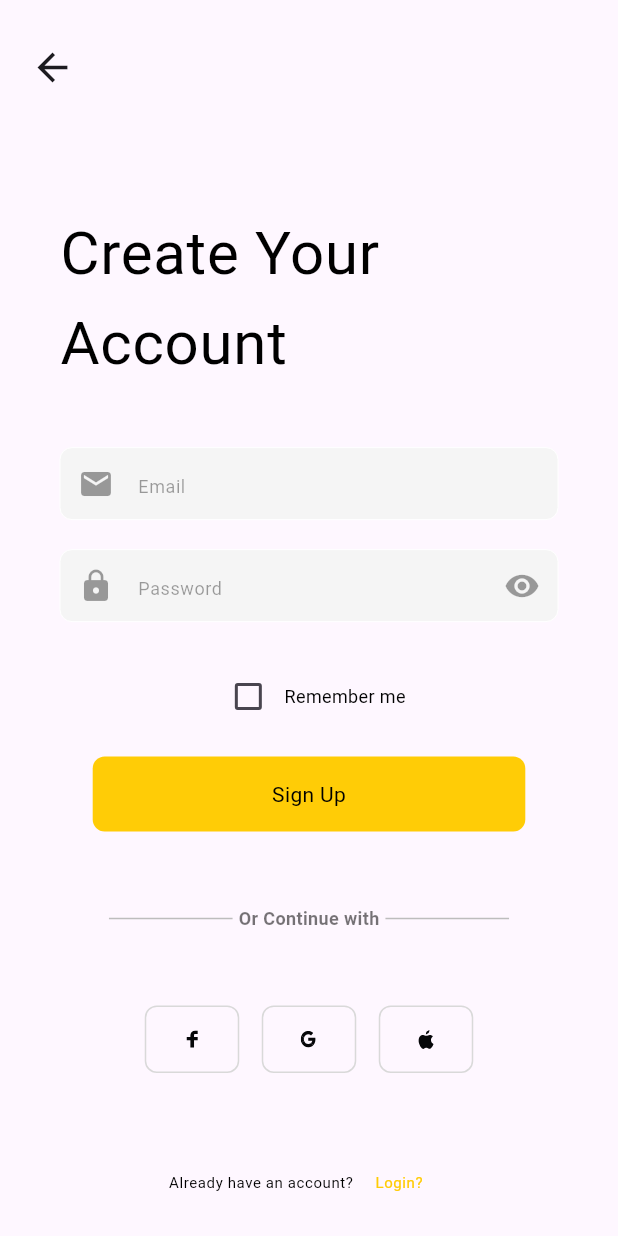
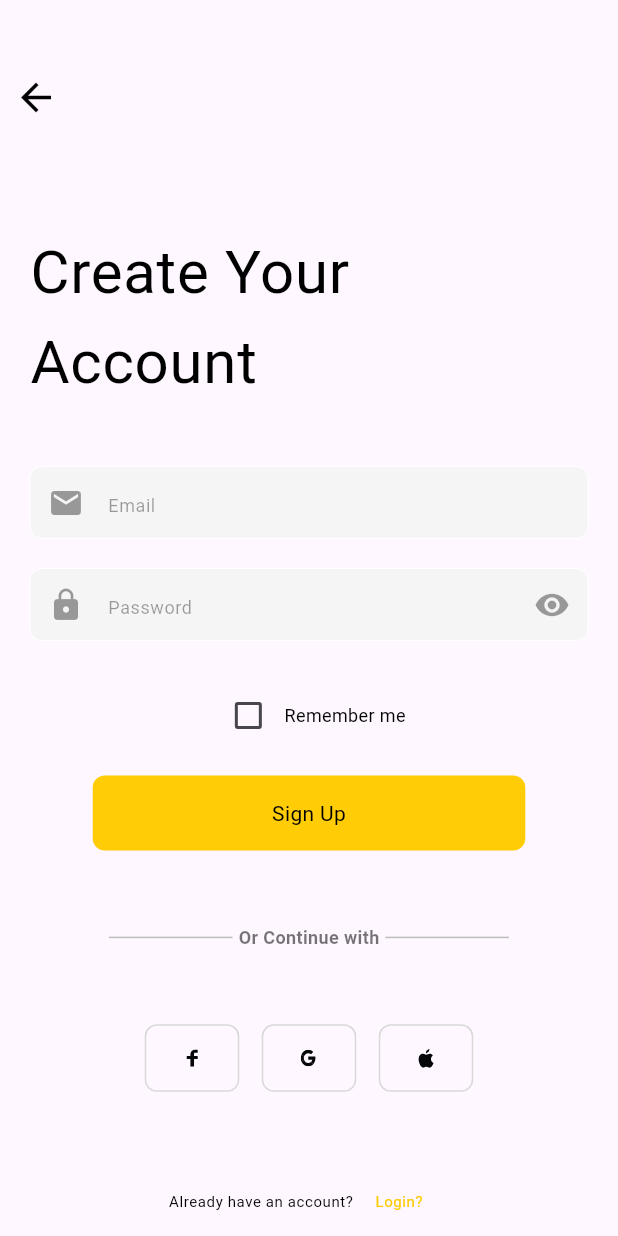
Before and after one commit to makdad-raee/needit_app, a Flutter app: the SignUpView screen opened directly, on a phone screen of 412 x 824 dp. Run offline on Flutter 3.47's test engine with Material 3 defaults, Android fonts, the phone set to English and light mode, and no system bars; our stand-ins replace bloc, cached_network_image, dartz, dio, equatable, firebase_auth and 10 more; missing offline and left inert: flutter_verification_code; accounts and stored records are empty; Roboto replaces fonts that are missing (RubikMedium, Swiss721Bold); statements that could not run were skipped; project files that could hold a hidden picture were left out.

Commit message:
fix some issue for sign up view

```diff
--- a/lib/Features/Shopping/view/shopping_view.dart
+++ b/lib/Features/Shopping/view/shopping_view.dart
@@ -1,6 +1,6 @@
 import 'package:flutter/material.dart';
-import 'package:needit_app/Features/Account/Presentation/View/acoount_view.dart';
 import 'package:needit_app/Features/Add%20to%20cart/presentation/views/my_cart.dart';
+import 'package:needit_app/Features/Login/Presentation/view/login_view.dart';
 import 'package:needit_app/Features/Orders/Presentation/View/order_view.dart';
 import 'package:needit_app/Features/Shopping/view/widgets/home_view_shop.dart';
 import 'package:needit_app/constant.dart';
@@ -18,7 +18,8 @@ class _ShoppingViewState extends State<ShoppingView> {
     HomeViewShop(),
     MyCartView(),
     OrderView(),
-    AccountView(),
+    LoginView(),
+    // AccountView(),
   ];
   @override
   Widget build(BuildContext context) {
--- a/lib/Features/Sign_Up/Presentation/view/sign_up_view.dart
+++ b/lib/Features/Sign_Up/Presentation/view/sign_up_view.dart
@@ -7,24 +7,16 @@ class SignUpView extends StatelessWidget {
   @override
   Widget build(BuildContext context) {
     return Scaffold(
-      appBar: AppBar(
-        leading: Padding(
-          padding: EdgeInsets.symmetric(
-            horizontal: 20.0,
-            vertical: 30,
-          ), //EdgeInsets.all(20),
-          child: GestureDetector(
-            onTap: () {
-              Navigator.of(context).pop();
-            },
-            child: Icon(Icons.arrow_back, size: 30),
-          ),
-        ),
-      ),
-      body: Padding(
-        padding: EdgeInsets.symmetric(horizontal: 20.0),
-        child: SignUpViewBody(),
-      ),
+      // appBar: AppBar(
+      //   leading: Padding(
+      //     padding: EdgeInsets.symmetric(
+      //       horizontal: 20.0,
+      //       vertical: 30,
+      //     ), //EdgeInsets.all(20),
+      //     child:
+      //   ),
+      // ),
+      body: SignUpViewBody(),
     );
   }
 }
--- a/lib/Features/Sign_Up/Presentation/view/widgets/sign_up_view_body.dart
+++ b/lib/Features/Sign_Up/Presentation/view/widgets/sign_up_view_body.dart
@@ -8,14 +8,27 @@ class SignUpViewBody extends StatelessWidget {
 
   @override
   Widget build(BuildContext context) {
-    return Padding(
+    return Column(
+      children: [
+        SizedBox(height: MediaQuery.of(context).size.width * .1),
+        Row(
+          children: [
+            IconButton(
+              onPressed: () {
+                Navigator.of(context).pop();
+              },
+              icon: Icon(Icons.arrow_back, size: 30, color: Colors.black),
+            ),
+          ],
+        ),
+        SizedBox(height: MediaQuery.of(context).size.width * .15),
+        Padding(
           padding: const EdgeInsets.symmetric(horizontal: 20),
           child: SingleChildScrollView(
             child: Column(
               crossAxisAlignment: CrossAxisAlignment.center,
               mainAxisAlignment: MainAxisAlignment.end,
               children: [
-            SizedBox(height: MediaQuery.of(context).size.width * .2),
                 Text(
                   'Create Your Account',
                   style: Theme.of(context).textTheme.bodyLarge!.copyWith(
@@ -39,7 +52,10 @@ class SignUpViewBody extends StatelessWidget {
                       child: const CostomTextFormFilled(
                         text: 'Password',
                         prefixIcon: Icon(Icons.lock, color: Colors.black38),
-                    suffixIcon: Icon(Icons.visibility, color: Colors.black38),
+                        suffixIcon: Icon(
+                          Icons.visibility,
+                          color: Colors.black38,
+                        ),
                       ),
                     ),
                     const SizedBox(height: 14),
@@ -53,7 +69,9 @@ class SignUpViewBody extends StatelessWidget {
                         ),
                         Text(
                           'Remember me',
-                      style: Theme.of(context).textTheme.bodyMedium!.copyWith(
+                          style: Theme.of(
+                            context,
+                          ).textTheme.bodyMedium!.copyWith(
                             fontSize: 12,
                             fontFamily: kRubikRubikMedium,
                           ),
@@ -80,7 +98,9 @@ class SignUpViewBody extends StatelessWidget {
                         child: Center(
                           child: Text(
                             "Sign Up",
-                        style: Theme.of(context).textTheme.bodyMedium!.copyWith(
+                            style: Theme.of(
+                              context,
+                            ).textTheme.bodyMedium!.copyWith(
                               fontSize: 14,
                               fontFamily: kSwiss721Bold,
                             ),
@@ -99,6 +119,8 @@ class SignUpViewBody extends StatelessWidget {
               ],
             ),
           ),
+        ),
+      ],
     );
   }
 }
```
Also changed, not shown: lib/Features/Login/Presentation/view/Widgets/login_view_body.dart (+5 -3 lines), lib/Features/Shopping/view/widgets/home_view.dart (+51 -51 lines), lib/Features/Shopping/view/widgets/home_view_body.dart (+103 -103 lines), 1 other file. Lines whose indentation alone changed are shown as unchanged.
